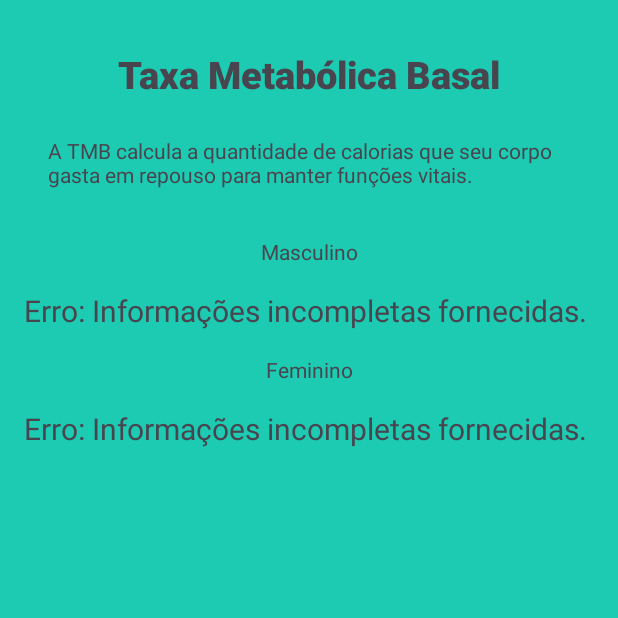
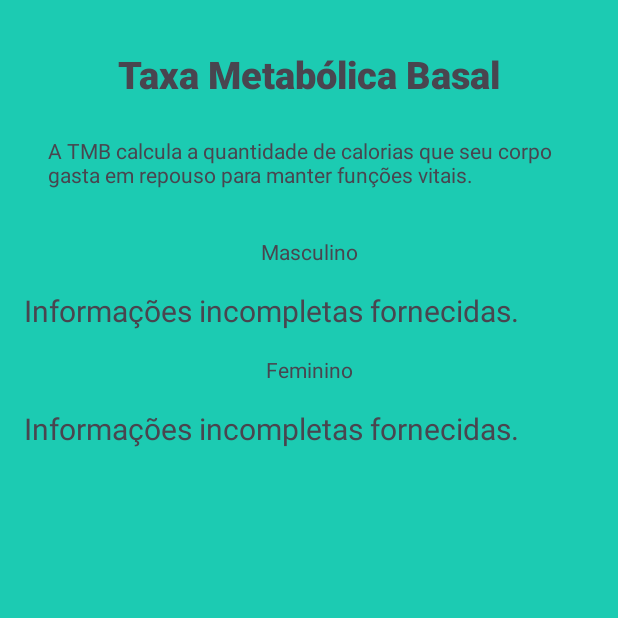
Before and after one commit to diasoficial/p6-CalculadoraIMC, an Android app: the TbmActivity screen opened directly, with no data from a screen before it, on a phone screen of 412 x 824 dp, the top half of it. Run offline under Robolectric (Android 15) with nearby library versions, the phone set to English and light mode, and no system bars.

Commit message:
Ajustando conversão de litros, e alguns resultados

```diff
--- a/app/src/main/java/com/dias/p6_calculadoraimc/AguaActivity.kt
+++ b/app/src/main/java/com/dias/p6_calculadoraimc/AguaActivity.kt
@@ -31,9 +31,10 @@ class AguaActivity : AppCompatActivity() {
 
             textPeso.text = "Peso informado $peso kg"
 
-            val resultado = 35 * peso
+            val resultado = 35 * peso / 1000
+            val resultadoFormatado = String.format("%.1f", resultado)
 
-            textResultadoAgua.text = "Tome $resultado litros de água por dia"
+            textResultadoAgua.text = "Tome $resultadoFormatado lítros de água por dia"
         }
     }
 }
--- a/app/src/main/java/com/dias/p6_calculadoraimc/TbmActivity.kt
+++ b/app/src/main/java/com/dias/p6_calculadoraimc/TbmActivity.kt
@@ -41,8 +41,8 @@ class TbmActivity : AppCompatActivity() {
                 textResultFem.text = "Sua TMB é de $tmb kcal por dia"
             }
         } else {
-            textResultFem.text = "Erro: Informações incompletas fornecidas."
-            textResultMasc.text = "Erro: Informações incompletas fornecidas."
+            textResultFem.text = "Informações incompletas fornecidas."
+            textResultMasc.text = "Informações incompletas fornecidas."
         }
     }
 }
```
